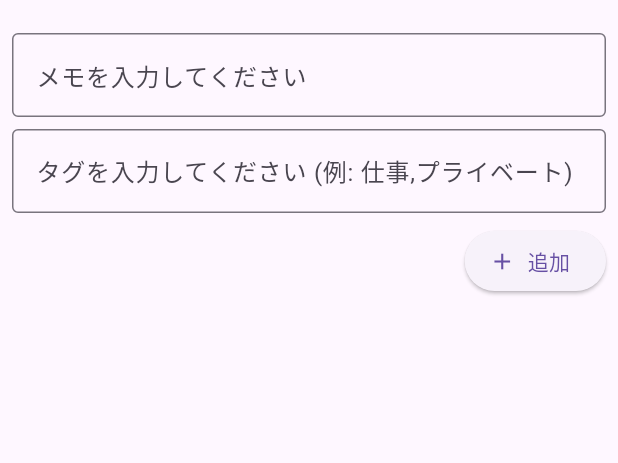
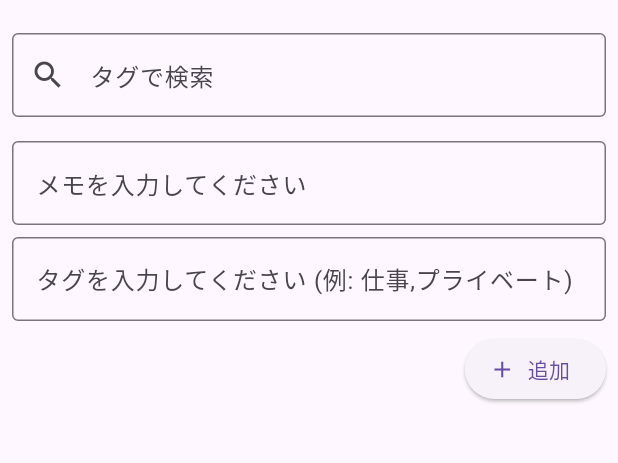
Before and after one commit to ishii-kanade/memoapp, a Flutter app: the screen it shows after launch, on a phone screen of 412 x 824 dp, the part 63-526 px from its top. Run offline on Flutter 3.47's test engine with Material 3 defaults, Android fonts, the phone set to English and light mode, and no system bars; our stand-ins replace flutter_riverpod.

Commit message:
タグで検索できる機能を実装

```diff
--- a/lib/main.dart
+++ b/lib/main.dart
@@ -35,6 +35,21 @@ StateNotifierProvider<MemoNotifier, List<MemoEntity>>((ref) {
     ..loadMemos(); // 初期ロード
 });
 
+// 検索機能プロバイダー
+final searchQueryProvider = StateProvider<String>((ref) => '');
+
+final filteredMemosProvider = Provider<List<MemoEntity>>((ref) {
+  final memos = ref.watch(memoNotifierProvider); // 全メモ
+  final query = ref.watch(searchQueryProvider).toLowerCase(); // 検索クエリ
+
+  if (query.isEmpty) return memos;
+
+  // タグでフィルタリング
+  return memos.where((memo) {
+    return memo.tags.any((tag) => tag.toLowerCase().contains(query));
+  }).toList();
+});
+
 void main() {
   runApp(const ProviderScope(child: MyApp()));
 }
--- a/lib/presentation/pages/memo_page.dart
+++ b/lib/presentation/pages/memo_page.dart
@@ -32,8 +32,8 @@ class _MemoPageState extends ConsumerState<MemoPage> {
   @override
   Widget build(BuildContext context) {
     // memosをProviderから取得
-    final memos = ref.watch(memoNotifierProvider);
     final memoNotifier = ref.read(memoNotifierProvider.notifier);
+    final memos = ref.watch(filteredMemosProvider);
 
     return Scaffold(
       appBar: AppBar(
@@ -41,6 +41,21 @@ class _MemoPageState extends ConsumerState<MemoPage> {
       ),
       body: Column(
         children: [
+          // 検索ボックス
+          Padding(
+            padding: const EdgeInsets.all(8.0),
+            child: TextField(
+              decoration: const InputDecoration(
+                labelText: 'タグで検索',
+                prefixIcon: Icon(Icons.search),
+                border: OutlineInputBorder(),
+              ),
+              onChanged: (query) {
+                // MemoNotifier に直接検索クエリを送信
+                ref.read(searchQueryProvider.notifier).state = query;
+              },
+            ),
+          ),
           Padding(
             padding: const EdgeInsets.all(8.0),
             child: Column(
@@ -70,7 +85,10 @@ class _MemoPageState extends ConsumerState<MemoPage> {
                     onPressed: () {
                       if (_textController.text.isNotEmpty) {
                         final tags = _tagController.text.isNotEmpty
-                            ? _tagController.text.split(',').map((e) => e.trim()).toList()
+                            ? _tagController.text
+                            .split(',')
+                            .map((e) => e.trim())
+                            .toList()
                             : <String>[];
                         memoNotifier.addMemo(_textController.text, tags: tags);
                         _textController.clear();
@@ -118,7 +136,8 @@ class _MemoPageState extends ConsumerState<MemoPage> {
                                     TextField(
                                       controller: editTagController,
                                       decoration: const InputDecoration(
-                                        labelText: 'タグを編集してください (例: 仕事,プライベート)',
+                                        labelText:
+                                        'タグを編集してください (例: 仕事,プライベート)',
                                         border: OutlineInputBorder(),
                                       ),
                                     ),
@@ -133,8 +152,12 @@ class _MemoPageState extends ConsumerState<MemoPage> {
                                 ),
                                 TextButton(
                                   onPressed: () {
-                                    final updatedTags = editTagController.text.isNotEmpty
-                                        ? editTagController.text.split(',').map((e) => e.trim()).toList()
+                                    final updatedTags = editTagController.text
+                                        .isNotEmpty
+                                        ? editTagController.text
+                                        .split(',')
+                                        .map((e) => e.trim())
+                                        .toList()
                                         : <String>[];
                                     memoNotifier.updateMemo(
                                       index,
```
Also changed, not shown: lib/presentation/notifiers/memo_notifier.dart (+5 -16 lines).
